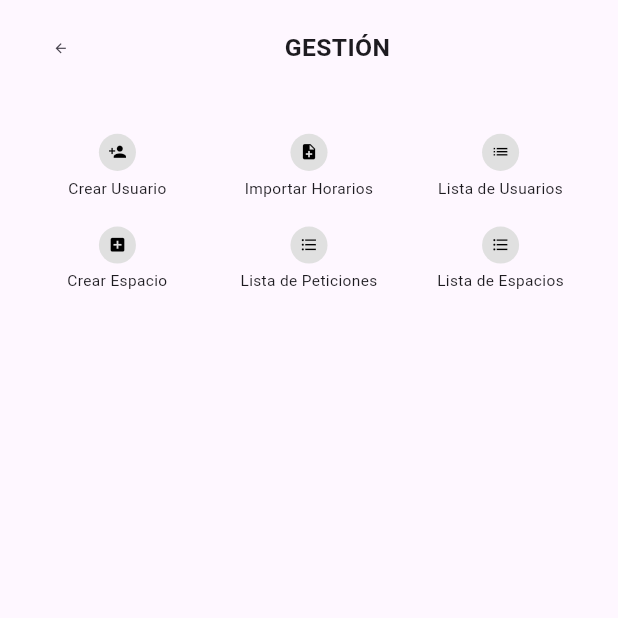
After one commit to daanilm14/TFG, a Flutter app: the HomeAdmin screen opened directly, after a tap on "Ir a Gestión", on a phone screen of 412 x 824 dp, the top half of it. The commit adds this screen. Run offline on Flutter 3.47's test engine with Material 3 defaults, Android fonts, the phone set to English and light mode, and no system bars; our stand-ins replace cloud_firestore, firebase_auth, firebase_core; accounts and stored records are empty.

Commit message:
Pagina de gestión del administrador

```diff
--- /dev/null
+++ b/lib/CrearEspacio.dart
@@ -0,0 +1,11 @@
+import 'package:flutter/material.dart';
+
+class CrearEspacio extends StatelessWidget {
+  @override
+  Widget build(BuildContext context) {
+    return Scaffold(
+      appBar: AppBar(title: Text("Crear Espacio")),
+      body: Center(child: Text("Pantalla para Crear Espacio")),
+    );
+  }
+}
--- /dev/null
+++ b/lib/CrearUsuario.dart
@@ -0,0 +1,11 @@
+import 'package:flutter/material.dart';
+
+class CrearUsuario extends StatelessWidget {
+  @override
+  Widget build(BuildContext context) {
+    return Scaffold(
+      appBar: AppBar(title: Text("Crear Usuario")),
+      body: Center(child: Text("Pantalla para Crear Usuario")),
+    );
+  }
+}
--- /dev/null
+++ b/lib/GestionAdmin.dart
@@ -0,0 +1,127 @@
+import 'package:flutter/material.dart';
+import 'HomeAdmin.dart';
+import 'CrearUsuario.dart';
+import 'ImportarHorarios.dart';
+import 'ListaUsuarios.dart';
+import 'CrearEspacio.dart';
+import 'ListaPeticiones.dart';
+import 'ListaEspacios.dart';
+
+class GestionAdmin extends StatelessWidget {
+  const GestionAdmin({super.key});
+
+  @override
+  Widget build(BuildContext context) {
+    final screenWidth = MediaQuery.of(context).size.width;
+    final screenHeight = MediaQuery.of(context).size.height;
+
+    final double iconRadius = screenWidth * 0.03;
+    final double iconSize = screenWidth * 0.03;
+    final double fontSize = screenWidth * 0.025;
+    final double titleSize = screenWidth * 0.04;
+    final double backIconSize = screenWidth * 0.025;
+
+    Widget buildButton(String label, IconData icon, Widget screen) {
+      return Column(
+        mainAxisSize: MainAxisSize.min,
+        children: [
+          InkWell(
+            onTap: () {
+              Navigator.push(
+                context,
+                MaterialPageRoute(builder: (context) => screen),
+              );
+            },
+            child: CircleAvatar(
+              radius: iconRadius,
+              backgroundColor: Colors.grey.shade300,
+              child: Icon(icon, size: iconSize, color: Colors.black),
+            ),
+          ),
+          SizedBox(height: screenHeight * 0.005), // menos espacio entre ícono y texto
+          Text(label, style: TextStyle(fontSize: fontSize), textAlign: TextAlign.center),
+        ],
+      );
+    }
+
+    return Scaffold(
+      body: SafeArea(
+        child: Padding(
+          padding: EdgeInsets.symmetric(
+            horizontal: screenWidth * 0.04,
+            vertical: screenHeight * 0.01,
+          ),
+          child: Column(
+            children: [
+              // CABECERA
+              Column(
+                children: [
+                  Row(
+                    children: [
+                      IconButton(
+                        iconSize: backIconSize,
+                        icon: const Icon(Icons.arrow_back),
+                        onPressed: () {
+                          Navigator.pushReplacement(
+                            context,
+                            MaterialPageRoute(builder: (context) => HomeAdmin()),
+                          );
+                        },
+                      ),
+                      Expanded(
+                        child: Center(
+                          child: Text(
+                            'GESTIÓN',
+                            style: TextStyle(
+                              fontSize: titleSize,
+                              fontWeight: FontWeight.bold,
+                            ),
+                          ),
+                        ),
+                      ),
+                      SizedBox(width: backIconSize),
+                    ],
+                  ),
+                SizedBox(height: screenHeight * 0.04), // más espacio
+                ],
+              ),
+              // GRID
+              Expanded(
+              child: GridView.builder(
+                itemCount: 6,
+                gridDelegate: SliverGridDelegateWithFixedCrossAxisCount(
+                  crossAxisCount: 3,
+                  crossAxisSpacing: screenWidth * 0.01,
+                  mainAxisSpacing: 0, // espacio entre filas casi eliminado
+                  childAspectRatio: 2, // más ancho que alto = filas más compactas
+                ),
+                itemBuilder: (context, index) {
+                  final items = [
+                    ['Crear Usuario', Icons.person_add, CrearUsuario()],
+                    ['Importar Horarios', Icons.note_add, ImportarHorarios()],
+                    ['Lista de Usuarios', Icons.list, ListaUsuarios()],
+                    ['Crear Espacio', Icons.add_box, CrearEspacio()],
+                    ['Lista de Peticiones', Icons.format_list_bulleted, ListaPeticiones()],
+                    ['Lista de Espacios', Icons.format_list_bulleted, ListaEspacios()],
+                  ];
+                  return buildButton(
+                    items[index][0] as String,
+                    items[index][1] as IconData,
+                    items[index][2] as Widget,
+                  );
+                },
+              ),
+            ),
+            ],
+          ),
+        ),
+      ),
+    );
+  }
+}
+
+void main() {
+  runApp(MaterialApp(
+    home: GestionAdmin(),
+  ));
+}
--- /dev/null
+++ b/lib/HomeAdmin.dart
@@ -0,0 +1,35 @@
+import 'package:flutter/material.dart';
+import 'GestionAdmin.dart'; // Importa la clase GestionAdmin
+
+class HomeAdmin extends StatelessWidget {
+  @override
+  Widget build(BuildContext context) {
+    return Scaffold(
+      appBar: AppBar(
+        title: Text('Panel del Administrador'),
+        backgroundColor: Colors.black,
+      ),
+      body: Center(
+        child: Column(
+          mainAxisAlignment: MainAxisAlignment.center,
+          children: [
+            Text(
+              'Bienvenido, Administrador',
+              style: TextStyle(fontSize: 24),
+            ),
+            SizedBox(height: 20),
+            ElevatedButton(
+              onPressed: () {
+                Navigator.push(
+                  context,
+                  MaterialPageRoute(builder: (context) => GestionAdmin()),
+                );
+              },
+              child: Text('Ir a Gestión'),
+            ),
+          ],
+        ),
+      ),
+    );
+  }
+}
--- /dev/null
+++ b/lib/ImportarHorarios.dart
@@ -0,0 +1,11 @@
+import 'package:flutter/material.dart';
+
+class ImportarHorarios extends StatelessWidget {
+  @override
+  Widget build(BuildContext context) {
+    return Scaffold(
+      appBar: AppBar(title: Text("Importar Horarios")),
+      body: Center(child: Text("Aquí puedes importar horarios")),
+    );
+  }
+}
--- /dev/null
+++ b/lib/ListaEspacios.dart
@@ -0,0 +1,11 @@
+import 'package:flutter/material.dart';
+
+class ListaEspacios extends StatelessWidget {
+  @override
+  Widget build(BuildContext context) {
+    return Scaffold(
+      appBar: AppBar(title: Text("Lista Espacios")),
+      body: Center(child: Text("Lista de Espacios")),
+    );
+  }
+}
--- /dev/null
+++ b/lib/ListaPeticiones.dart
@@ -0,0 +1,11 @@
+import 'package:flutter/material.dart';
+
+class ListaPeticiones extends StatelessWidget {
+  @override
+  Widget build(BuildContext context) {
+    return Scaffold(
+      appBar: AppBar(title: Text("lista de peticiones")),
+      body: Center(child: Text("Lista de Peticiones")),
+    );
+  }
+}
--- /dev/null
+++ b/lib/ListaUsuarios.dart
@@ -0,0 +1,11 @@
+import 'package:flutter/material.dart';
+
+class ListaUsuarios extends StatelessWidget {
+  @override
+  Widget build(BuildContext context) {
+    return Scaffold(
+      appBar: AppBar(title: Text("Lista de Usuarios")),
+      body: Center(child: Text("Lista de Usuarios")),
+    );
+  }
+}
```
Also changed, not shown: lib/HomeUser.dart (added, +19 -0 lines), lib/main.dart (+6 -137 lines).
